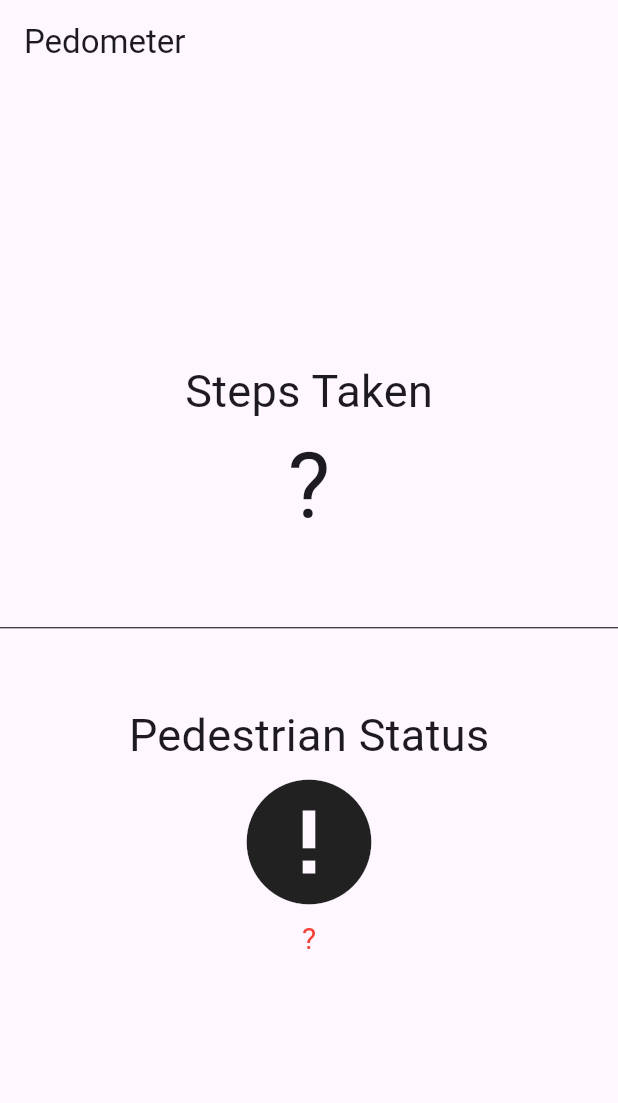
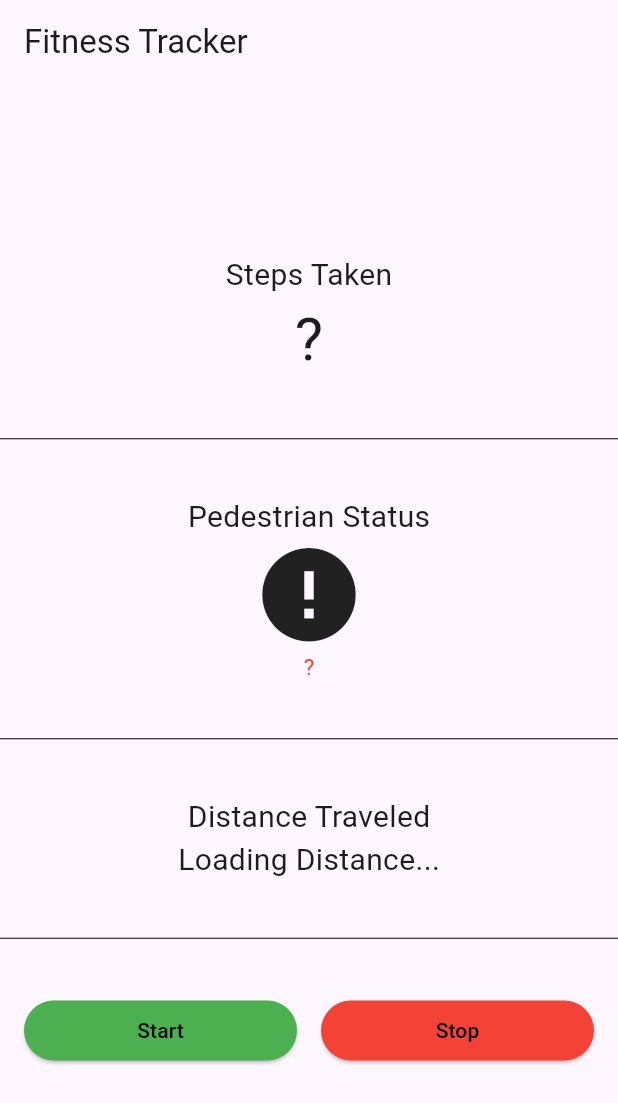
Before and after one commit to FallingCar/mobile_fitness_application, a Flutter app: the screen it shows after launch, on a phone screen of 412 x 824 dp. Shown: the top 1103 px of the screen. Run offline on Flutter 3.47's test engine with Material 3 defaults, Android fonts, the phone set to English and light mode, and no system bars; our stand-ins replace geolocator, pedometer, permission_handler.

Commit message:
added visuals for distance, start/stop

```diff
--- a/lib/geolocator.dart
+++ b/lib/geolocator.dart
@@ -1,5 +1,4 @@
 import 'package:geolocator/geolocator.dart';
-import 'package:flutter/material.dart';
 import 'dart:async';
 
   /// Might need to implement different ways of getting location based on mobile OS.
@@ -17,7 +16,7 @@ class GeolocatorDistance {
   }
 
 
-  void _beginCalculateDistance() async {
+  void beginCalculateDistance() async {
     int i = 0;
     Position startingPoint = await _determinePosition();
     await for (Position position in Geolocator.getPositionStream(
--- a/lib/main.dart
+++ b/lib/main.dart
@@ -2,12 +2,16 @@ import 'package:flutter/material.dart';
 import 'dart:async';
 import 'package:pedometer/pedometer.dart';
 import 'package:permission_handler/permission_handler.dart';
+import 'geolocator.dart';
 
 String formatDate(DateTime d){
   return d.toString().substring(0,19);
 }
 
 void main(){
+  GeolocatorDistance ds = GeolocatorDistance();
+  ds.beginCalculateDistance();
+
   runApp(MyApp());
 }
 
@@ -18,6 +22,8 @@ class MyApp extends StatefulWidget{
 }
 
 class _MyAppState extends State<MyApp> {
+  late GeolocatorDistance ds;
+  late Stream<double> distanceStream;
   late Stream<StepCount> _stepCountStream;
   late Stream<PedestrianStatus> _pedestrianStatusStream;
   String _status = '?' , _steps = '?';
@@ -28,6 +34,9 @@ class _MyAppState extends State<MyApp> {
   void initState() {
     super.initState();
     initPlatformState();
+    ds = GeolocatorDistance();
+    ds.beginCalculateDistance();
+    distanceStream = ds.getDistanceStream();
   }
 
   void onStepCount(StepCount event) {
@@ -88,7 +97,7 @@ class _MyAppState extends State<MyApp> {
     return MaterialApp(
       home: Scaffold(
         appBar: AppBar(
-          title: const Text('Pedometer'),
+          title: const Text('Fitness Tracker'),
         ),
         body: Center(
           child: Column(
@@ -96,20 +105,20 @@ class _MyAppState extends State<MyApp> {
             children: <Widget>[
               Text(
                 'Steps Taken',
-                style: TextStyle(fontSize: 30),
+                style: TextStyle(fontSize: 20),
               ),
               Text(
                 _steps,
-                style: TextStyle(fontSize: 60),
+                style: TextStyle(fontSize: 40),
               ),
               Divider(
-                height: 100,
+                height: 75,
                 thickness: 0,
                  color: Colors.black,
               ),
               Text(
                 'Pedestrian Status',
-                style: TextStyle(fontSize: 30),
+                style: TextStyle(fontSize: 20),
               ),
               Icon(
                 _status == 'walking'
@@ -117,14 +126,80 @@ class _MyAppState extends State<MyApp> {
                 : _status == 'stopped'
                 ? Icons.accessibility_new
                 : Icons.error,
-                size: 100,
+                size: 75,
               ),
               Center(
                 child: Text(
                   _status,
                   style: _status == 'walking' || _status == 'stopped'
-                  ? TextStyle(fontSize: 30)
-                  :TextStyle(fontSize: 20, color: Colors.red),
+                  ? TextStyle(fontSize: 20)
+                  :TextStyle(fontSize: 15, color: Colors.red),
+                ),
+              ),
+              Divider(
+                height: 75,
+                thickness: 0,
+                 color: Colors.black,
+              ),
+              Text(
+                'Distance Traveled',
+                style: TextStyle(fontSize: 20),
+              ),
+              StreamBuilder<double>(
+                stream: distanceStream,
+                builder: (context, snapshot) {
+                  if (snapshot.hasData) {
+                    return Text(
+                      '${(snapshot.data! * 0.000621371192).toStringAsFixed(2)} miles',
+                      style: const TextStyle(fontSize: 40),
+                    );
+                  } else if (snapshot.hasError) {
+                    return Text(
+                      'Error: ${snapshot.error}',
+                      style: const TextStyle(fontSize: 15, color: Colors.red),
+                    );
+                  } else {
+                    return const Text(
+                      'Loading Distance...',
+                      style: TextStyle(fontSize: 20),
+                    );
+                  }
+                },
+              ),
+              Divider(
+                height: 75,
+                thickness: 0,
+                 color: Colors.black,
+              ),
+              Padding(
+                padding: const EdgeInsets.symmetric(horizontal: 16.0), // space from screen edges
+                child: Row(
+                  children: [
+                    Expanded(
+                      child: ElevatedButton(
+                        onPressed: () {},
+                        style: ElevatedButton.styleFrom(
+                          backgroundColor: Colors.green,
+                          foregroundColor: Colors.black,
+
+                        ),
+                        child: const Text('Start'),
+                      ),
+                    ),
+                    const SizedBox(width: 16), // space between buttons
+                    Expanded(
+                      child: ElevatedButton(
+                        onPressed: () {},
+                        style: ElevatedButton.styleFrom(
+                          backgroundColor: Colors.red,
+                          foregroundColor: Colors.black,
+
+                        ),
+                        child: const Text('Stop'),
+
+                      ),
+                    ),
+                  ],
                 ),
               )
             ]
--- a/pubspec.yaml
+++ b/pubspec.yaml
@@ -34,7 +34,6 @@ dependencies:
   geolocator: ^14.0.2
   permission_handler: ^12.0.1
   shared_preferences: ^2.3.2
-  charts_flutter: ^0.12.0 # could use this or fl_chart for visuals
   intl: ^0.17.0
 
 
```
Also changed, not shown: lib/pedometer.dart (deleted).
